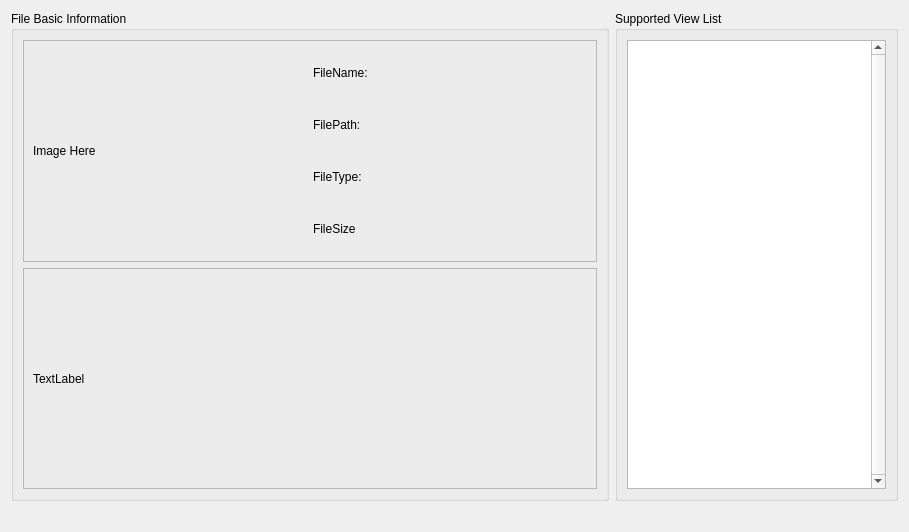
This is src/designer/views/filedescriptionview/FileDescriptionView.ui in igemsoftware/USTC-Software_2011 as Qt 5 draws it before an edit. The edited form follows.
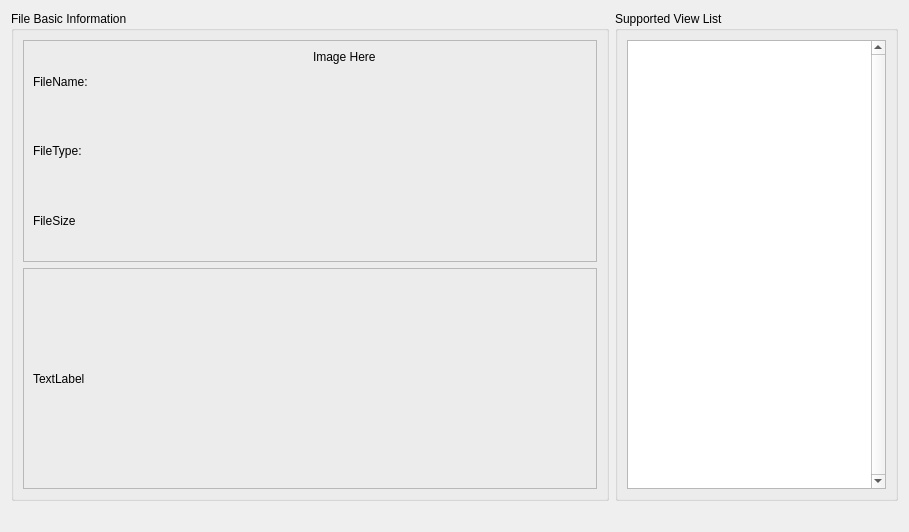
This is the edited form.

Diff of the .ui file:
```diff
--- a/src/designer/views/filedescriptionview/FileDescriptionView.ui
+++ b/src/designer/views/filedescriptionview/FileDescriptionView.ui
@@ -29,7 +29,7 @@
          <enum>QFrame::Raised</enum>
         </property>
         <layout class="QGridLayout" name="gridLayout_3">
-         <item row="0" column="0">
+         <item row="0" column="1">
           <widget class="QLabel" name="labelImage">
            <property name="frameShape">
             <enum>QFrame::Box</enum>
@@ -40,9 +40,12 @@
            <property name="text">
             <string>Image Here</string>
            </property>
+           <property name="alignment">
+            <set>Qt::AlignLeading|Qt::AlignLeft|Qt::AlignTop</set>
+           </property>
           </widget>
          </item>
-         <item row="0" column="1">
+         <item row="0" column="0">
           <layout class="QGridLayout" name="gridLayout_2">
            <item row="0" column="0">
             <widget class="QLabel" name="label_2">
@@ -59,47 +62,33 @@
             </widget>
            </item>
            <item row="1" column="0">
-            <widget class="QLabel" name="label_4">
-             <property name="text">
-              <string>FilePath:</string>
-             </property>
-            </widget>
-           </item>
-           <item row="1" column="1">
-            <widget class="QLabel" name="labelFilePath">
-             <property name="text">
-              <string>&lt;Unknown&gt;</string>
-             </property>
-            </widget>
-           </item>
-           <item row="2" column="0">
             <widget class="QLabel" name="label_6">
              <property name="text">
               <string>FileType:</string>
              </property>
             </widget>
            </item>
-           <item row="2" column="1">
+           <item row="1" column="1">
             <widget class="QLabel" name="labelFileType">
              <property name="text">
               <string>&lt;Unknown&gt;</string>
              </property>
             </widget>
            </item>
-           <item row="3" column="0">
+           <item row="2" column="1">
+            <widget class="QLabel" name="labelFileSize">
+             <property name="text">
+              <string>&lt;Unknown&gt;</string>
+             </property>
+            </widget>
+           </item>
+           <item row="2" column="0">
             <widget class="QLabel" name="label_8">
              <property name="text">
               <string>FileSize</string>
              </property>
             </widget>
            </item>
-           <item row="3" column="1">
-            <widget class="QLabel" name="labelFileSize">
-             <property name="text">
-              <string>&lt;Unknown&gt;</string>
-             </property>
-            </widget>
-           </item>
           </layout>
          </item>
         </layout>
```
